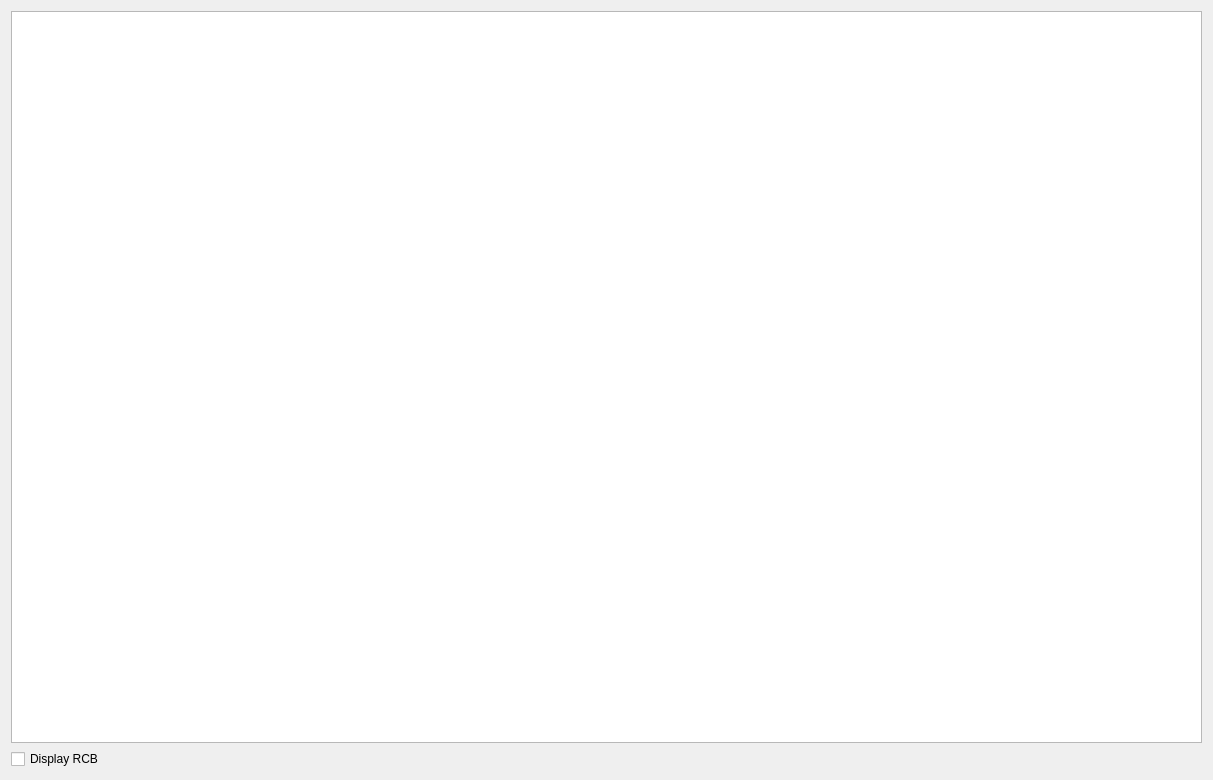
Before: the Qt Designer form src/qt/forms/merkletreedialog.ui in torkelrogstad/mainchain, drawn with Qt 5.
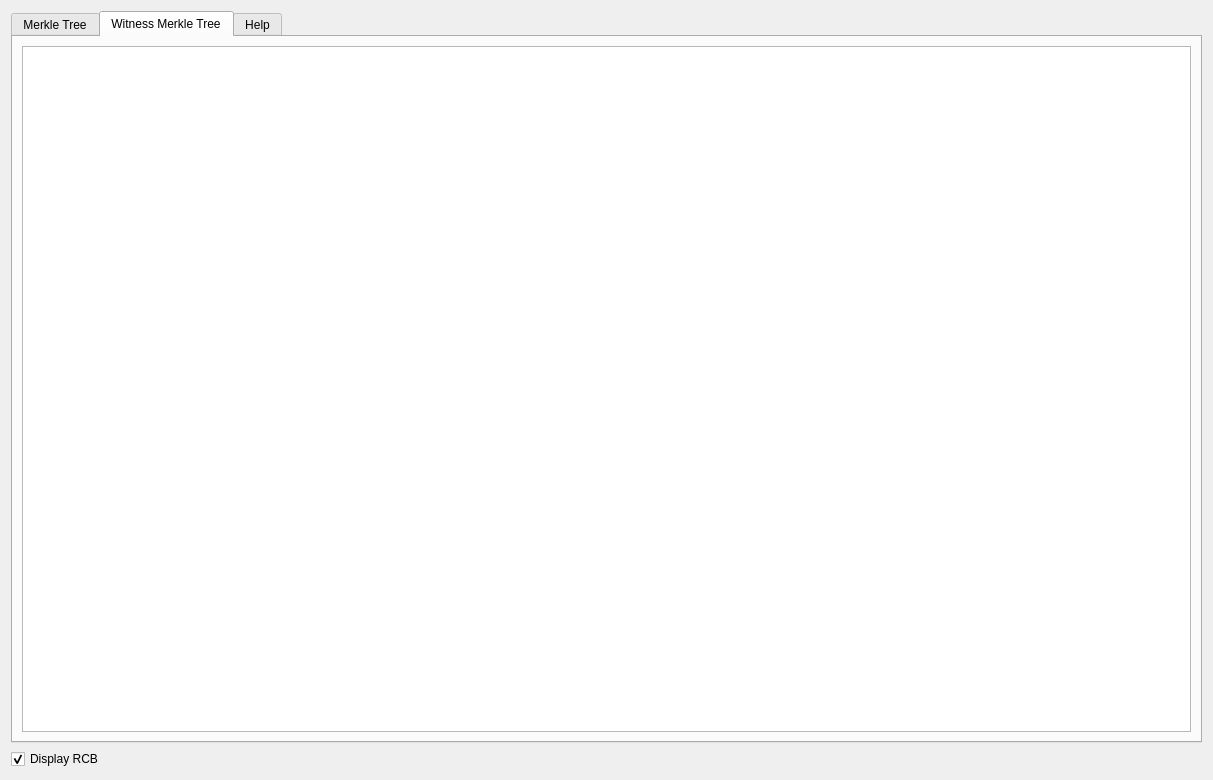
After: the same form once the commit is applied. The open tabs and pages were chosen to show the change.

Commit message: Display RCB within merkle tree & split into tabs

The edit to the form file:
```diff
--- a/src/qt/forms/merkletreedialog.ui
+++ b/src/qt/forms/merkletreedialog.ui
@@ -15,7 +15,17 @@
   </property>
   <layout class="QVBoxLayout" name="verticalLayout">
    <item>
-    <widget class="QTextBrowser" name="textBrowser">
+    <widget class="QTabWidget" name="tabWidget">
+     <property name="currentIndex">
+      <number>0</number>
+     </property>
+     <widget class="QWidget" name="tab">
+      <attribute name="title">
+       <string>Merkle Tree</string>
+      </attribute>
+      <layout class="QVBoxLayout" name="verticalLayout_2">
+       <item>
+        <widget class="QTextBrowser" name="textBrowserTree">
      <property name="font">
       <font>
        <family>Noto Mono</family>
@@ -29,6 +39,48 @@
      </property>
     </widget>
    </item>
+      </layout>
+     </widget>
+     <widget class="QWidget" name="tab_2">
+      <attribute name="title">
+       <string>Witness Merkle Tree</string>
+      </attribute>
+      <layout class="QVBoxLayout" name="verticalLayout_4">
+       <item>
+        <widget class="QTextBrowser" name="textBrowserWTree">
+         <property name="font">
+          <font>
+           <family>Noto Mono</family>
+          </font>
+         </property>
+         <property name="lineWrapMode">
+          <enum>QTextEdit::NoWrap</enum>
+         </property>
+        </widget>
+       </item>
+      </layout>
+     </widget>
+     <widget class="QWidget" name="tab_3">
+      <attribute name="title">
+       <string>Help</string>
+      </attribute>
+      <layout class="QVBoxLayout" name="verticalLayout_3">
+       <item>
+        <widget class="QTextBrowser" name="textBrowserHelp">
+         <property name="font">
+          <font>
+           <family>Noto Mono</family>
+          </font>
+         </property>
+         <property name="lineWrapMode">
+          <enum>QTextEdit::NoWrap</enum>
+         </property>
+        </widget>
+       </item>
+      </layout>
+     </widget>
+    </widget>
+   </item>
    <item>
     <layout class="QHBoxLayout" name="horizontalLayout">
      <property name="bottomMargin">
@@ -56,6 +108,9 @@
        <property name="text">
         <string>Display RCB</string>
        </property>
+       <property name="checked">
+        <bool>true</bool>
+       </property>
       </widget>
      </item>
     </layout>
```
Lines whose indentation alone changed are shown as unchanged. The commit also changes 2 other files.
